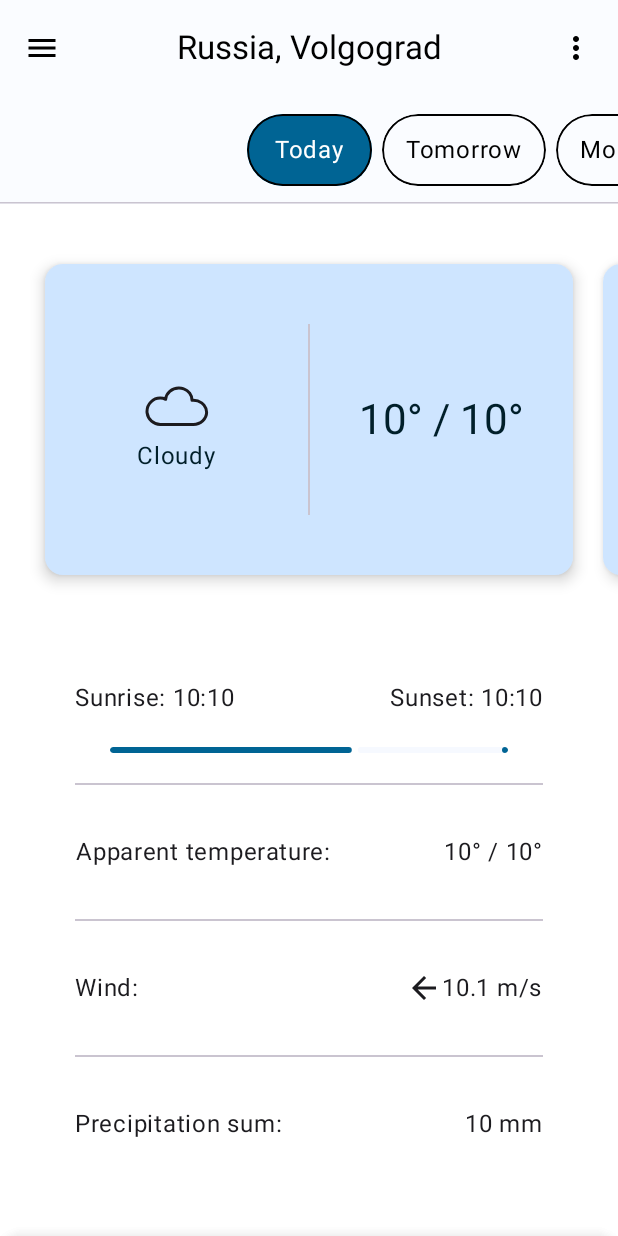
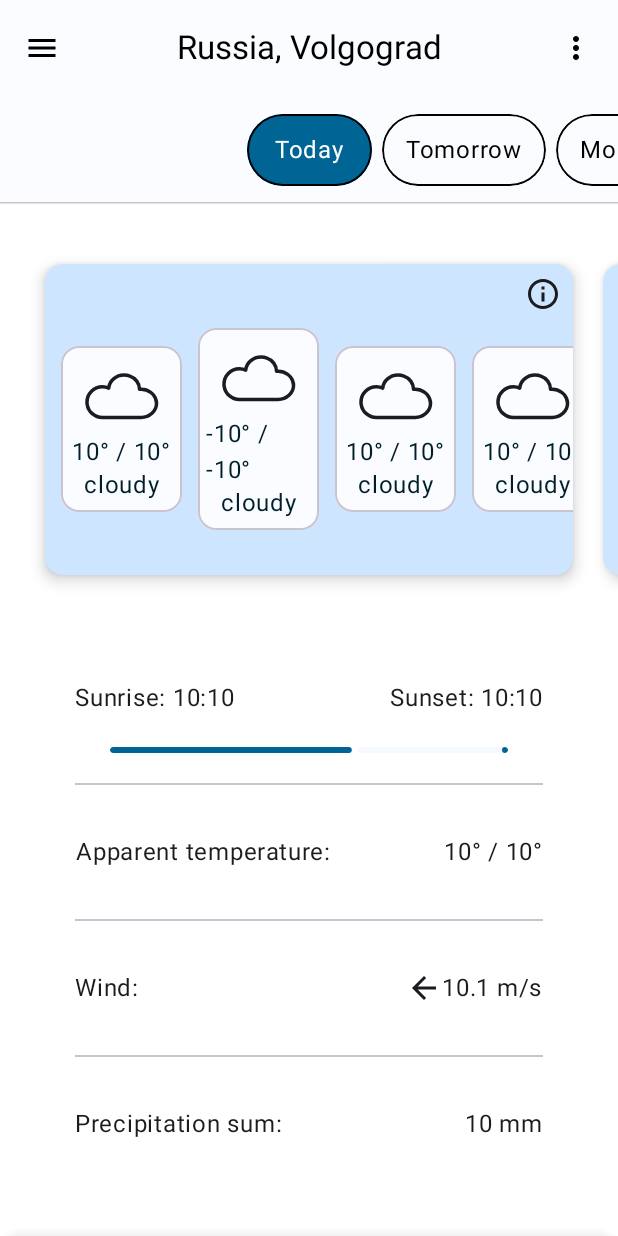
Before and after one commit to dmitLu99/ComposeWeatherApp, an Android app built with Jetpack Compose: the screen it shows after launch (MainActivity), on a phone screen of 412 x 824 dp. Run offline under Robolectric (Android 15) with nearby library versions, the phone set to English and light mode, and no system bars; our stand-ins replace accompanist.

Commit message:
Добавлена почасовая погода

```diff
--- /dev/null
+++ b/app/src/main/java/com/loodmeet/weatherapp/core/utils/Utils.kt
@@ -0,0 +1 @@
+package com.loodmeet.weatherapp.core.utils
--- a/app/src/main/java/com/loodmeet/weatherapp/ui/main_screen/DailyWeather.kt
+++ b/app/src/main/java/com/loodmeet/weatherapp/ui/main_screen/Weather.kt
@@ -1,11 +1,14 @@
 package com.loodmeet.weatherapp.ui.main_screen
 
+import androidx.compose.foundation.background
 import androidx.compose.foundation.layout.*
+import androidx.compose.foundation.lazy.LazyRow
+import androidx.compose.foundation.lazy.items
 import androidx.compose.foundation.shape.RoundedCornerShape
 import androidx.compose.material.icons.Icons
 import androidx.compose.material.icons.outlined.ArrowBack
 import androidx.compose.material3.*
-import androidx.compose.runtime.Composable
+import androidx.compose.runtime.*
 import androidx.compose.ui.Alignment
 import androidx.compose.ui.Modifier
 import androidx.compose.ui.draw.clip
@@ -21,7 +24,7 @@ import com.loodmeet.weatherapp.core.models.UnitsOfMeasurementResIds.Companion.Te
 import com.loodmeet.weatherapp.core.models.UnitsOfMeasurementResIds.Companion.WindSpeedUnits.METRES_PER_SECOND
 import com.loodmeet.weatherapp.core.models.UnitsOfMeasurementResIds.Companion.PrecipitationUnits.MILLIMETER
 
-data class DailyWeather(
+data class Weather(
     val descriptionResId: Int,
     val iconResId: Int,
     val temperatureMax: Int,
@@ -42,7 +45,7 @@ val units = UnitsOfMeasurementResIds(
     precipitationUnitResId = MILLIMETER
 )
 
-val dailyWeather = DailyWeather(
+val weather = Weather(
     descriptionResId = R.string.cloudy,
     iconResId = R.drawable.ic_sky_32,
     temperatureMax = 10,
@@ -73,7 +76,7 @@ fun Screen() {
                 .weight(1f)
                 .padding(vertical = 30.dp)
 
-            DailyWeatherCard(modifier = dailyWeatherCardModifier, dailyWeather = dailyWeather)
+            WeatherCard(modifier = dailyWeatherCardModifier, weather = weather)
 
             Surface(
                 color = Color.Transparent,
@@ -98,18 +101,106 @@ fun Screen() {
     }
 }
 
+@OptIn(ExperimentalMaterial3Api::class)
 @Composable
-fun DailyWeatherCard(modifier: Modifier = Modifier, dailyWeather: DailyWeather) {
+fun WeatherCard(modifier: Modifier = Modifier, weather: Weather) {
+
+    var isDaily by remember { mutableStateOf(false) }
 
     ElevatedCard(
         modifier = modifier,
         colors = CardDefaults.cardColors(containerColor = MaterialTheme.colorScheme.primaryContainer),
-        elevation = CardDefaults.cardElevation(6.dp)
+        elevation = CardDefaults.cardElevation(6.dp), onClick = {
+            isDaily = !isDaily
+        }
     ) {
-        TopDailyWeather(
-            dailyWeather = dailyWeather,
-            modifier = Modifier.padding(vertical = 40.dp)
-        )
+        Column {
+            Row(
+                horizontalArrangement = Arrangement.End,
+                modifier = Modifier
+                    .fillMaxWidth()
+                    .padding(top = 8.dp, end = 8.dp)
+            ) {
+                Icon(
+                    painter = painterResource(id = R.drawable.outline_info_24),
+                    contentDescription = null
+                )
+            }
+
+            Row{
+                val weatherModifier = Modifier
+                    .padding(bottom = 30.dp, top = 10.dp)
+                    .fillMaxWidth()
+                if (isDaily) {
+                    TopDailyWeather(
+                        weather = weather,
+                        modifier = weatherModifier
+                    )
+                } else {
+                    TopHourlyWeather(
+                        weather = weather,
+                        modifier = weatherModifier
+                    )
+                }
+            }
+        }
+    }
+}
+
+data class HourlyWeather(
+    val description: String,
+    val iconId: Int,
+    val temperatureMin: Int,
+    val temperatureMax: Int
+)
+
+@Composable
+fun TopHourlyWeather(
+    modifier: Modifier = Modifier,
+    weather: Weather,
+    iconSize: Dp = 56.dp,
+) = with(MaterialTheme.colorScheme) {
+    val list = List(size = 24) {
+        if (it != 1) {
+            HourlyWeather(description = "cloudy", iconId = R.drawable.ic_sky_32, 10, 10)
+        } else {
+            HourlyWeather(description = "cloudy", iconId = R.drawable.ic_sky_32, -10, -10)
+        }
+    }
+    LazyRow(
+        modifier = modifier.fillMaxSize(),
+        verticalAlignment = Alignment.CenterVertically,
+        contentPadding = PaddingValues(horizontal = 5.dp)
+    ) {
+        items(list) { item ->
+            OutlinedCard(modifier = Modifier.padding(horizontal = 5.dp)) {
+                Column(
+                    verticalArrangement = Arrangement.SpaceEvenly,
+                    horizontalAlignment = Alignment.CenterHorizontally,
+                    modifier = Modifier
+                        .padding(5.dp)
+                        .width(70.dp)
+                ) {
+                    Icon(
+                        painter = painterResource(id = item.iconId),
+                        contentDescription = null,
+                        modifier = Modifier.size(iconSize),
+                        tint = onPrimaryContainer
+                    )
+                    Text(
+                        text = "${item.temperatureMin}° / ${item.temperatureMax}°",
+                        style = MaterialTheme.typography.bodyLarge,
+                        color = onSecondaryContainer
+                    )
+                    Text(
+                        text = item.description,
+                        style = MaterialTheme.typography.bodyLarge,
+                        color = onSecondaryContainer,
+                        modifier = Modifier.padding(vertical = 3.dp)
+                    )
+                }
+            }
+        }
     }
 }
 
@@ -117,7 +208,7 @@ fun DailyWeatherCard(modifier: Modifier = Modifier, dailyWeather: DailyWeather)
 fun TopDailyWeather(
     modifier: Modifier = Modifier,
     iconSize: Dp = 48.dp,
-    dailyWeather: DailyWeather
+    weather: Weather
 ) = with(MaterialTheme.colorScheme) {
 
     Row(
@@ -129,21 +220,23 @@ fun TopDailyWeather(
             horizontalAlignment = Alignment.CenterHorizontally,
         ) {
             Icon(
-                painter = painterResource(id = dailyWeather.iconResId),
+                painter = painterResource(id = weather.iconResId),
                 contentDescription = null,
                 modifier = Modifier.size(iconSize),
                 tint = onPrimaryContainer
             )
             Text(
-                text = stringResource(id = dailyWeather.descriptionResId),
+                text = stringResource(id = weather.descriptionResId),
                 style = MaterialTheme.typography.bodyLarge,
                 color = onSecondaryContainer
             )
         }
 
-        Divider(modifier = Modifier
-            .width(1.dp)
-            .fillMaxHeight())
+        Divider(
+            modifier = Modifier
+                .width(1.dp)
+                .fillMaxHeight(), color = MaterialTheme.colorScheme.onSecondaryContainer
+        )
 
         Column(
             horizontalAlignment = Alignment.CenterHorizontally,
@@ -152,7 +245,7 @@ fun TopDailyWeather(
                 .weight(1f)
         ) {
             Text(
-                text = "${dailyWeather.temperatureMin}° / ${dailyWeather.temperatureMax}°",
+                text = "${weather.temperatureMin}° / ${weather.temperatureMax}°",
                 style = MaterialTheme.typography.headlineMedium,
                 color = onSecondaryContainer
             )
@@ -174,8 +267,8 @@ fun SunriseAndSunset(modifier: Modifier = Modifier, progress: Float = 0.6f) {
         verticalArrangement = Arrangement.SpaceEvenly
     ) {
         TextRow {
-            Text(text = "${stringResource(R.string.sunrise)}: ${dailyWeather.sunrise}")
-            Text(text = "${stringResource(R.string.sunset)}: ${dailyWeather.sunset}")
+            Text(text = "${stringResource(R.string.sunrise)}: ${weather.sunrise}")
+            Text(text = "${stringResource(R.string.sunset)}: ${weather.sunset}")
         }
         LinearProgressIndicator(
             progress = progress,
@@ -192,7 +285,7 @@ fun ApparentTemperature(modifier: Modifier = Modifier) {
             text = "${stringResource(R.string.apparent_temperature)}: ",
             textAlign = TextAlign.Center
         )
-        Text(text = "${dailyWeather.apparentTemperatureMin}° / ${dailyWeather.apparentTemperatureMax}°")
+        Text(text = "${weather.apparentTemperatureMin}° / ${weather.apparentTemperatureMax}°")
     }
 }
 
@@ -211,9 +304,9 @@ fun Wind(modifier: Modifier = Modifier) {
                 modifier = Modifier.size(24.dp)
             )
             Text(
-                text = "${dailyWeather.windSpeed} ${
+                text = "${weather.windSpeed} ${
                     stringResource(
-                        id = dailyWeather.unitsOfMeasurementResIds.windSpeedUnitResId
+                        id = weather.unitsOfMeasurementResIds.windSpeedUnitResId
                     )
                 }",
                 modifier = Modifier
@@ -228,9 +321,9 @@ fun PrecipitationSum(modifier: Modifier = Modifier) {
     TextRow(modifier = modifier) {
         Text(text = "${stringResource(R.string.precipitation_sum)}:")
         Text(
-            text = "${dailyWeather.precipitationSum} ${
+            text = "${weather.precipitationSum} ${
                 stringResource(
-                    id = dailyWeather.unitsOfMeasurementResIds.precipitationUnitResId
+                    id = weather.unitsOfMeasurementResIds.precipitationUnitResId
                 )
             }"
         )
--- /dev/null
+++ b/app/src/main/res/drawable/outline_info_24.xml
@@ -0,0 +1,5 @@
+<vector android:height="24dp" android:tint="#000000"
+    android:viewportHeight="24" android:viewportWidth="24"
+    android:width="24dp" xmlns:android="http://schemas.android.com/apk/res/android">
+    <path android:fillColor="@android:color/white" android:pathData="M11,7h2v2h-2zM11,11h2v6h-2zM12,2C6.48,2 2,6.48 2,12s4.48,10 10,10 10,-4.48 10,-10S17.52,2 12,2zM12,20c-4.41,0 -8,-3.59 -8,-8s3.59,-8 8,-8 8,3.59 8,8 -3.59,8 -8,8z"/>
+</vector>
```
